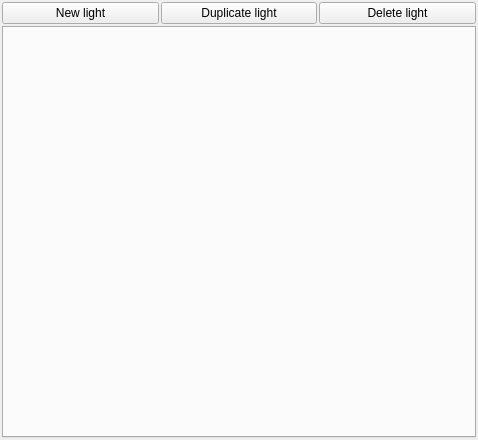
This is mandelbulber2/qt/light_sources_manager.ui in buddhi1980/mandelbulber2 as Qt 5 draws it before an edit. The edited form follows.
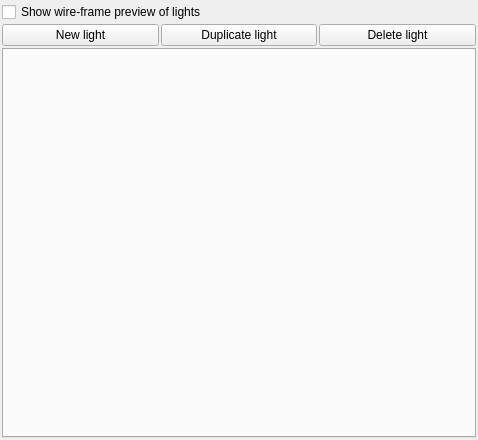
This is the edited form. Custom widgets are drawn as their Qt base class.

Commit message: Added checkbox to control visibility of wire-frame light sources

The edit to the form file:
```diff
--- a/mandelbulber2/qt/light_sources_manager.ui
+++ b/mandelbulber2/qt/light_sources_manager.ui
@@ -13,7 +13,7 @@
   <property name="windowTitle">
    <string>Form</string>
   </property>
-  <layout class="QVBoxLayout" name="verticalLayout" stretch="0,0">
+  <layout class="QVBoxLayout" name="verticalLayout" stretch="0,0,0">
    <property name="spacing">
     <number>2</number>
    </property>
@@ -29,6 +29,13 @@
    <property name="bottomMargin">
     <number>2</number>
    </property>
+   <item>
+    <widget class="MyCheckBox" name="checkBox_show_wireframe_lights">
+     <property name="text">
+      <string>Show wire-frame preview of lights</string>
+     </property>
+    </widget>
+   </item>
    <item>
     <layout class="QHBoxLayout" name="horizontalLayout">
      <item>
@@ -70,6 +77,11 @@
    <header>my_tab_widget_with_checkboxes.h</header>
    <container>1</container>
   </customwidget>
+  <customwidget>
+   <class>MyCheckBox</class>
+   <extends>QCheckBox</extends>
+   <header>my_check_box.h</header>
+  </customwidget>
  </customwidgets>
  <resources/>
  <connections/>
```
The commit also changes 8 other files.
